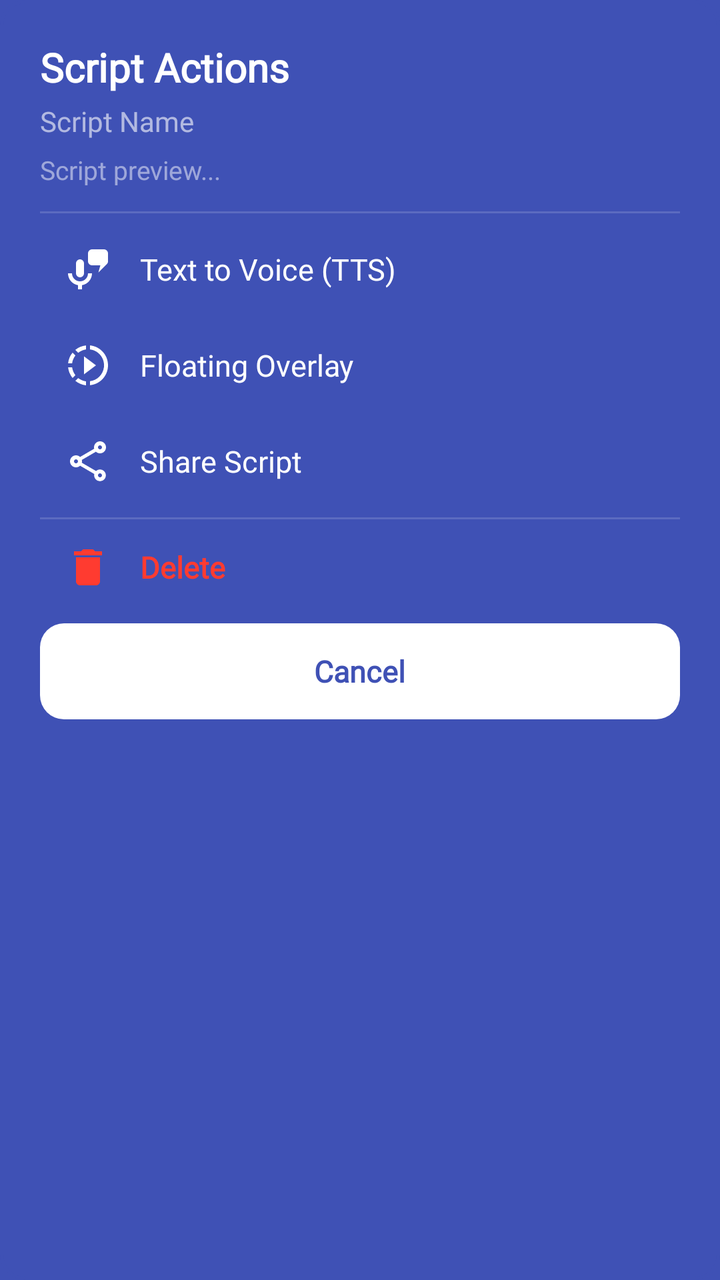
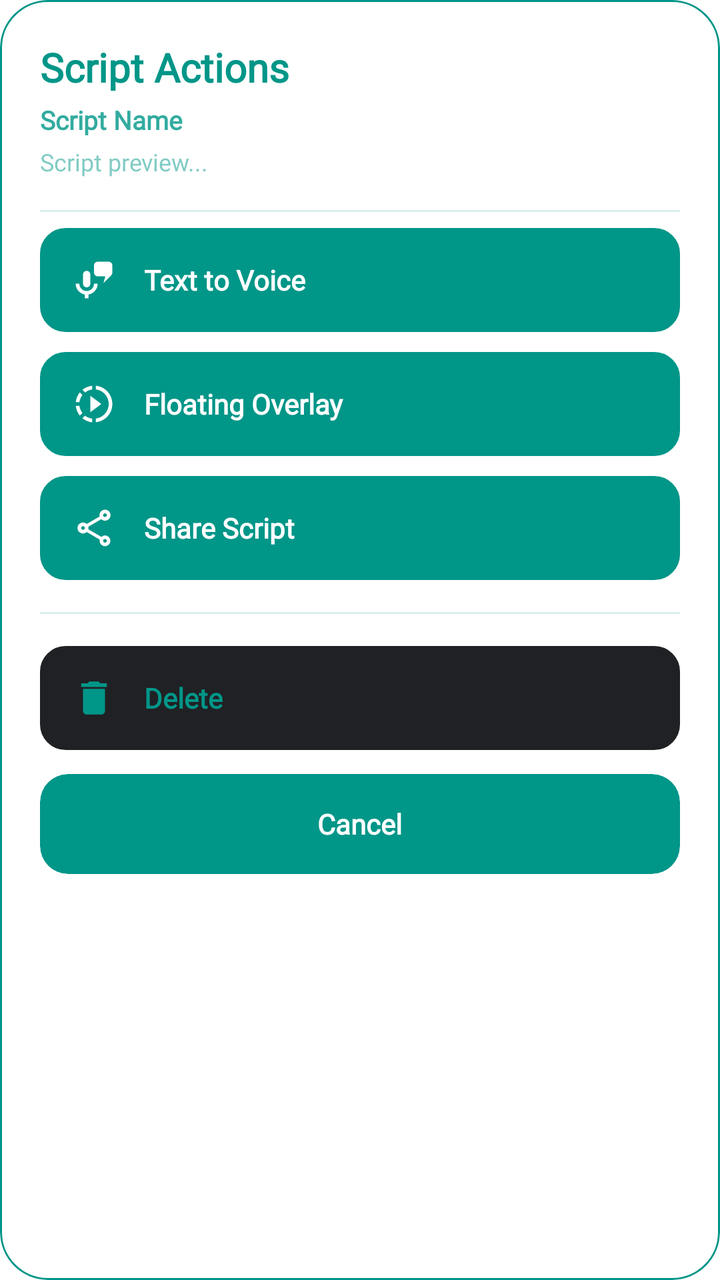

Screens rendered from an Android XML layout before and after an edit, with the pre-edit source and the edit as a unified diff.
<!-- AndroidManifest.xml: application theme Theme.Reader -->
<!-- res/layout/dialog_premium_actions.xml -->
<?xml version="1.0" encoding="utf-8"?>
<LinearLayout xmlns:android="http://schemas.android.com/apk/res/android"
    xmlns:app="http://schemas.android.com/apk/res-auto"
    android:layout_width="match_parent"
    android:layout_height="wrap_content"
    android:background="@drawable/bg_outline"
    android:backgroundTint="@color/b"
    android:orientation="vertical"
    android:padding="20dp">

    
    <TextView
        android:id="@+id/dialogTitle"
        android:layout_width="wrap_content"
        android:layout_height="wrap_content"
        android:fontFamily="@font/aigd"
        android:text="Script Actions"
        android:textColor="@color/f"
        android:textSize="20sp"
        android:textStyle="bold" />

    
    <TextView
        android:id="@+id/scriptName"
        android:layout_width="wrap_content"
        android:layout_height="wrap_content"
        android:layout_marginTop="4dp"
        android:alpha="0.6"
        android:fontFamily="@font/aigd"
        android:text="Script Name"
        android:textColor="@color/f"
        android:textSize="14sp" />

    
    <TextView
        android:id="@+id/scriptPreview"
        android:layout_width="match_parent"
        android:layout_height="wrap_content"
        android:layout_marginTop="6dp"
        android:alpha="0.5"
        android:ellipsize="end"
        android:fontFamily="@font/aigd"
        android:maxLines="2"
        android:text="Script preview..."
        android:textColor="@color/f"
        android:textSize="13sp" />

    <View
        android:layout_width="match_parent"
        android:layout_height="1dp"
        android:layout_marginTop="12dp"
        android:alpha="0.15"
        android:background="@color/f" />

    
    <LinearLayout
        android:id="@+id/actionTTS"
        android:layout_width="match_parent"
        android:layout_height="48dp"
        android:layout_marginTop="4dp"
        android:background="?attr/selectableItemBackground"
        android:clickable="true"
        android:focusable="true"
        android:gravity="center_vertical"
        android:orientation="horizontal"
        android:paddingStart="12dp"
        android:paddingEnd="12dp">

        <ImageView
            android:layout_width="24dp"
            android:layout_height="24dp"
            android:src="@drawable/ic_tts"
            app:tint="@color/f" />

        <TextView
            android:layout_width="wrap_content"
            android:layout_height="wrap_content"
            android:layout_marginStart="14dp"
            android:fontFamily="@font/aigd"
            android:text="Text to Voice (TTS)"
            android:textColor="@color/f"
            android:textSize="15sp" />

    </LinearLayout>

    
    <LinearLayout
        android:id="@+id/actionOverlay"
        android:layout_width="match_parent"
        android:layout_height="48dp"
        android:background="?attr/selectableItemBackground"
        android:clickable="true"
        android:focusable="true"
        android:gravity="center_vertical"
        android:orientation="horizontal"
        android:paddingStart="12dp"
        android:paddingEnd="12dp">

        <ImageView
            android:layout_width="24dp"
            android:layout_height="24dp"
            android:src="@drawable/ic_play"
            app:tint="@color/f" />

        <TextView
            android:layout_width="wrap_content"
            android:layout_height="wrap_content"
            android:layout_marginStart="14dp"
            android:fontFamily="@font/aigd"
            android:text="Floating Overlay"
            android:textColor="@color/f"
            android:textSize="15sp" />

    </LinearLayout>

    <LinearLayout
        android:id="@+id/actionShare"
        android:layout_width="match_parent"
        android:layout_height="48dp"
        android:background="?attr/selectableItemBackground"
        android:clickable="true"
        android:focusable="true"
        android:gravity="center_vertical"
        android:orientation="horizontal"
        android:paddingStart="12dp"
        android:paddingEnd="12dp">

        <ImageView
            android:layout_width="24dp"
            android:layout_height="24dp"
            android:src="@drawable/ic_share"
            app:tint="@color/f" />

        <TextView
            android:layout_width="wrap_content"
            android:layout_height="wrap_content"
            android:layout_marginStart="14dp"
            android:fontFamily="@font/aigd"
            android:text="Share Script"
            android:textColor="@color/f"
            android:textSize="15sp" />

    </LinearLayout>


    <View
        android:layout_width="match_parent"
        android:layout_height="1dp"
        android:layout_marginTop="4dp"
        android:alpha="0.15"
        android:background="@color/f" />

    
    <LinearLayout
        android:id="@+id/actionDelete"
        android:layout_width="match_parent"
        android:layout_height="48dp"
        android:background="?attr/selectableItemBackground"
        android:clickable="true"
        android:focusable="true"
        android:gravity="center_vertical"
        android:orientation="horizontal"
        android:paddingStart="12dp"
        android:paddingEnd="12dp">

        <ImageView
            android:layout_width="24dp"
            android:layout_height="24dp"
            android:src="@drawable/ic_delete"
            app:tint="#FF3B30" />

        <TextView
            android:layout_width="wrap_content"
            android:layout_height="wrap_content"
            android:layout_marginStart="14dp"
            android:fontFamily="@font/aigd"
            android:text="Delete"
            android:textColor="#FF3B30"
            android:textSize="15sp"
            android:textStyle="bold" />

    </LinearLayout>

    
    <LinearLayout
        android:id="@+id/actionCancel"
        android:layout_width="match_parent"
        android:layout_height="48dp"
        android:layout_marginTop="4dp"
        android:background="@drawable/bg_filled"
        android:backgroundTint="@color/f"
        android:clickable="true"
        android:focusable="true"
        android:gravity="center"
        android:orientation="horizontal"
        android:paddingStart="12dp"
        android:paddingEnd="12dp">

        <TextView
            android:layout_width="wrap_content"
            android:layout_height="wrap_content"
            android:fontFamily="@font/aigd"
            android:text="Cancel"
            android:textColor="@color/b"
            android:textSize="15sp"
            android:textStyle="bold" />

    </LinearLayout>

</LinearLayout>
<!-- resources referenced by this layout -->
<resources>
  <color name="b">#3F51B5</color>
  <color name="f">#FFFFFF</color>
  <!-- drawable bg_filled (drawable) -->
  <?xml version="1.0" encoding="utf-8"?>
  <shape xmlns:android="http://schemas.android.com/apk/res/android">
      <solid android:color="@color/f" />
      <corners android:radius="12dp" />
  </shape>
  <!-- drawable bg_outline (drawable) -->
  <?xml version="1.0" encoding="utf-8"?>
  <shape xmlns:android="http://schemas.android.com/apk/res/android">
      <stroke
          android:width="1.5dp"
          android:color="@color/f" />
      <corners android:radius="12dp" />
      <solid android:color="#FFFFFF" />
  </shape>
  <!-- drawable ic_delete (drawable) -->
  <?xml version="1.0" encoding="utf-8"?>
  <vector xmlns:android="http://schemas.android.com/apk/res/android"
      android:width="18dp"
      android:height="18dp"
      android:viewportWidth="24"
      android:viewportHeight="24">
      <path
          android:fillColor="#FF3B30"
          android:pathData="M6,19c0,1.1 0.9,2 2,2h8c1.1,0 2,-0.9 2,-2V7H6v12zM19,4h-3.5l-1,-1h-5l-1,1H5v2h14V4z" />
  </vector>
  <!-- drawable ic_play (drawable) -->
  <vector xmlns:android="http://schemas.android.com/apk/res/android" android:height="24dp" android:width="24dp" android:viewportWidth="24" android:viewportHeight="24">
      <path android:fillColor="#000000" android:pathData="M13,2.05V4.05C17.39,4.59 20.5,8.58 19.96,12.97C19.5,16.61 16.64,19.5 13,19.93V21.93C18.5,21.38 22.5,16.5 21.95,11C21.5,6.25 17.73,2.5 13,2.03V2.05M5.67,19.74C7.18,21 9.04,21.79 11,22V20C9.58,19.82 8.23,19.25 7.1,18.37L5.67,19.74M7.1,5.74C8.22,4.84 9.57,4.26 11,4.06V2.06C9.05,2.25 7.19,3 5.67,4.26L7.1,5.74M5.69,7.1L4.26,5.67C3,7.19 2.25,9.04 2.05,11H4.05C4.24,9.58 4.8,8.23 5.69,7.1M4.06,13H2.06C2.26,14.96 3.03,16.81 4.27,18.33L5.69,16.9C4.81,15.77 4.24,14.42 4.06,13M10,16.5L16,12L10,7.5V16.5Z"/>
  </vector>
  <!-- drawable ic_tts (drawable) -->
  <vector xmlns:android="http://schemas.android.com/apk/res/android" android:height="24dp" android:width="24dp" android:viewportWidth="24" android:viewportHeight="24"><path android:fillColor="#000000" android:pathData="M8,7A2,2 0 0,1 10,9V14A2,2 0 0,1 8,16A2,2 0 0,1 6,14V9A2,2 0 0,1 8,7M14,14C14,16.97 11.84,19.44 9,19.92V22H7V19.92C4.16,19.44 2,16.97 2,14H4A4,4 0 0,0 8,18A4,4 0 0,0 12,14H14M21.41,9.41L17.17,13.66L18.18,10H14A2,2 0 0,1 12,8V4A2,2 0 0,1 14,2H20A2,2 0 0,1 22,4V8C22,8.55 21.78,9.05 21.41,9.41Z" /></vector>
  <style name="Theme.Reader" parent="Theme.MaterialComponents.DayNight.NoActionBar">
          <item name="colorPrimary">@color/f</item>
          <item name="colorPrimaryVariant">@color/f</item>
          <item name="colorOnPrimary">@color/b</item>
  
          <item name="colorSecondary">@color/f</item>
          <item name="colorSecondaryVariant">@color/f</item>
          <item name="colorOnSecondary">@color/b</item>
  
          <item name="android:statusBarColor">@color/b</item>
          <item name="android:windowBackground">@color/b</item>
  
          <item name="android:windowLightStatusBar" tools:targetApi="m">true</item>
          <item name="android:statusBarColor" tools:targetApi="lollipop">@color/f</item>
      </style>
  <!-- unchanged entries left out for length: 1 -->
</resources>

<!-- the commit's change to res/layout/dialog_premium_actions.xml (unified diff, before → after) -->
@@ -1,210 +1,213 @@
 <?xml version="1.0" encoding="utf-8"?>
-<LinearLayout xmlns:android="http://schemas.android.com/apk/res/android"
+<com.google.android.material.card.MaterialCardView xmlns:android="http://schemas.android.com/apk/res/android"
     xmlns:app="http://schemas.android.com/apk/res-auto"
     android:layout_width="match_parent"
     android:layout_height="wrap_content"
-    android:background="@drawable/bg_outline"
-    android:backgroundTint="@color/b"
-    android:orientation="vertical"
-    android:padding="20dp">
-
-    
-    <TextView
-        android:id="@+id/dialogTitle"
-        android:layout_width="wrap_content"
-        android:layout_height="wrap_content"
-        android:fontFamily="@font/aigd"
-        android:text="Script Actions"
-        android:textColor="@color/f"
-        android:textSize="20sp"
-        android:textStyle="bold" />
-
-    
-    <TextView
-        android:id="@+id/scriptName"
-        android:layout_width="wrap_content"
-        android:layout_height="wrap_content"
-        android:layout_marginTop="4dp"
-        android:alpha="0.6"
-        android:fontFamily="@font/aigd"
-        android:text="Script Name"
-        android:textColor="@color/f"
-        android:textSize="14sp" />
-
-    
-    <TextView
-        android:id="@+id/scriptPreview"
+    android:layout_margin="20dp"
+    app:cardBackgroundColor="@color/b"
+    app:cardCornerRadius="24dp"
+    app:cardElevation="0dp"
+    app:strokeColor="@color/f"
+    app:strokeWidth="1dp">
+
+    <LinearLayout
         android:layout_width="match_parent"
         android:layout_height="wrap_content"
-        android:layout_marginTop="6dp"
-        android:alpha="0.5"
-        android:ellipsize="end"
-        android:fontFamily="@font/aigd"
-        android:maxLines="2"
-        android:text="Script preview..."
-        android:textColor="@color/f"
-        android:textSize="13sp" />
-
-    <View
-        android:layout_width="match_parent"
-        android:layout_height="1dp"
-        android:layout_marginTop="12dp"
-        android:alpha="0.15"
-        android:background="@color/f" />
-
-    
-    <LinearLayout
-        android:id="@+id/actionTTS"
-        android:layout_width="match_parent"
-        android:layout_height="48dp"
-        android:layout_marginTop="4dp"
-        android:background="?attr/selectableItemBackground"
-        android:clickable="true"
-        android:focusable="true"
-        android:gravity="center_vertical"
-        android:orientation="horizontal"
-        android:paddingStart="12dp"
-        android:paddingEnd="12dp">
-
-        <ImageView
-            android:layout_width="24dp"
-            android:layout_height="24dp"
-            android:src="@drawable/ic_tts"
-            app:tint="@color/f" />
+        android:orientation="vertical"
+        android:padding="20dp">
 
         <TextView
-            android:layout_width="wrap_content"
-            android:layout_height="wrap_content"
-            android:layout_marginStart="14dp"
-            android:fontFamily="@font/aigd"
-            android:text="Text to Voice (TTS)"
-            android:textColor="@color/f"
-            android:textSize="15sp" />
-
-    </LinearLayout>
-
-    
-    <LinearLayout
-        android:id="@+id/actionOverlay"
-        android:layout_width="match_parent"
-        android:layout_height="48dp"
-        android:background="?attr/selectableItemBackground"
-        android:clickable="true"
-        android:focusable="true"
-        android:gravity="center_vertical"
-        android:orientation="horizontal"
-        android:paddingStart="12dp"
-        android:paddingEnd="12dp">
-
-        <ImageView
-            android:layout_width="24dp"
-            android:layout_height="24dp"
-            android:src="@drawable/ic_play"
-            app:tint="@color/f" />
-
-        <TextView
-            android:layout_width="wrap_content"
-            android:layout_height="wrap_content"
-            android:layout_marginStart="14dp"
-            android:fontFamily="@font/aigd"
-            android:text="Floating Overlay"
-            android:textColor="@color/f"
-            android:textSize="15sp" />
-
-    </LinearLayout>
-
-    <LinearLayout
-        android:id="@+id/actionShare"
-        android:layout_width="match_parent"
-        android:layout_height="48dp"
-        android:background="?attr/selectableItemBackground"
-        android:clickable="true"
-        android:focusable="true"
-        android:gravity="center_vertical"
-        android:orientation="horizontal"
-        android:paddingStart="12dp"
-        android:paddingEnd="12dp">
-
-        <ImageView
-            android:layout_width="24dp"
-            android:layout_height="24dp"
-            android:src="@drawable/ic_share"
-            app:tint="@color/f" />
-
-        <TextView
-            android:layout_width="wrap_content"
-            android:layout_height="wrap_content"
-            android:layout_marginStart="14dp"
-            android:fontFamily="@font/aigd"
-            android:text="Share Script"
-            android:textColor="@color/f"
-            android:textSize="15sp" />
-
-    </LinearLayout>
-
-
-    <View
-        android:layout_width="match_parent"
-        android:layout_height="1dp"
-        android:layout_marginTop="4dp"
-        android:alpha="0.15"
-        android:background="@color/f" />
-
-    
-    <LinearLayout
-        android:id="@+id/actionDelete"
-        android:layout_width="match_parent"
-        android:layout_height="48dp"
-        android:background="?attr/selectableItemBackground"
-        android:clickable="true"
-        android:focusable="true"
-        android:gravity="center_vertical"
-        android:orientation="horizontal"
-        android:paddingStart="12dp"
-        android:paddingEnd="12dp">
-
-        <ImageView
-            android:layout_width="24dp"
-            android:layout_height="24dp"
-            android:src="@drawable/ic_delete"
-            app:tint="#FF3B30" />
-
-        <TextView
-            android:layout_width="wrap_content"
-            android:layout_height="wrap_content"
-            android:layout_marginStart="14dp"
-            android:fontFamily="@font/aigd"
-            android:text="Delete"
-            android:textColor="#FF3B30"
-            android:textSize="15sp"
-            android:textStyle="bold" />
-
-    </LinearLayout>
-
-    
-    <LinearLayout
-        android:id="@+id/actionCancel"
-        android:layout_width="match_parent"
-        android:layout_height="48dp"
-        android:layout_marginTop="4dp"
-        android:background="@drawable/bg_filled"
-        android:backgroundTint="@color/f"
-        android:clickable="true"
-        android:focusable="true"
-        android:gravity="center"
-        android:orientation="horizontal"
-        android:paddingStart="12dp"
-        android:paddingEnd="12dp">
-
-        <TextView
+            android:id="@+id/dialogTitle"
             android:layout_width="wrap_content"
             android:layout_height="wrap_content"
             android:fontFamily="@font/aigd"
-            android:text="Cancel"
-            android:textColor="@color/b"
-            android:textSize="15sp"
+            android:text="Script Actions"
+            android:textColor="@color/f"
+            android:textSize="20sp"
             android:textStyle="bold" />
 
+        <TextView
+            android:id="@+id/scriptName"
+            android:layout_width="wrap_content"
+            android:layout_height="wrap_content"
+            android:layout_marginTop="4dp"
+            android:alpha="0.8"
+            android:fontFamily="@font/aigd"
+            android:text="Script Name"
+            android:textColor="@color/f"
+            android:textSize="13sp"
+            android:textStyle="bold" />
+
+        <TextView
+            android:id="@+id/scriptPreview"
+            android:layout_width="match_parent"
+            android:layout_height="wrap_content"
+            android:layout_marginTop="4dp"
+            android:alpha="0.5"
+            android:ellipsize="end"
+            android:fontFamily="@font/aigd"
+            android:maxLines="2"
+            android:text="Script preview..."
+            android:textColor="@color/f"
+            android:textSize="12sp" />
+
+        <View
+            android:layout_width="match_parent"
+            android:layout_height="1dp"
+            android:layout_marginTop="16dp"
+            android:alpha="0.15"
+            android:background="@color/f" />
+
+        <LinearLayout
+            android:id="@+id/actionTTS"
+            android:layout_width="match_parent"
+            android:layout_height="52dp"
+            android:layout_marginTop="8dp"
+            android:background="@drawable/bg_outline"
+            android:backgroundTint="@color/f"
+            android:clickable="true"
+            android:focusable="true"
+            android:gravity="center_vertical"
+            android:orientation="horizontal"
+            android:paddingStart="16dp"
+            android:paddingEnd="16dp">
+
+            <ImageView
+                android:layout_width="22dp"
+                android:layout_height="22dp"
+                android:src="@drawable/ic_tts"
+                app:tint="@color/b" />
+
+            <TextView
+                android:layout_width="wrap_content"
+                android:layout_height="wrap_content"
+                android:layout_marginStart="14dp"
+                android:fontFamily="@font/aigd"
+                android:text="Text to Voice"
+                android:textColor="@color/b"
+                android:textSize="14sp"
+                android:textStyle="bold" />
+        </LinearLayout>
+
+        <LinearLayout
+            android:id="@+id/actionOverlay"
+            android:layout_width="match_parent"
+            android:layout_height="52dp"
+            android:layout_marginTop="10dp"
+            android:background="@drawable/bg_outline"
+            android:backgroundTint="@color/f"
+            android:clickable="true"
+            android:focusable="true"
+            android:gravity="center_vertical"
+            android:orientation="horizontal"
+            android:paddingStart="16dp"
+            android:paddingEnd="16dp">
+
+            <ImageView
+                android:layout_width="22dp"
+                android:layout_height="22dp"
+                android:src="@drawable/ic_play"
+                app:tint="@color/b" />
+
+            <TextView
+                android:layout_width="wrap_content"
+                android:layout_height="wrap_content"
+                android:layout_marginStart="14dp"
+                android:fontFamily="@font/aigd"
+                android:text="Floating Overlay"
+                android:textColor="@color/b"
+                android:textSize="14sp"
+                android:textStyle="bold" />
+        </LinearLayout>
+
+        <LinearLayout
+            android:id="@+id/actionShare"
+            android:layout_width="match_parent"
+            android:layout_height="52dp"
+            android:layout_marginTop="10dp"
+            android:background="@drawable/bg_outline"
+            android:backgroundTint="@color/f"
+            android:clickable="true"
+            android:focusable="true"
+            android:gravity="center_vertical"
+            android:orientation="horizontal"
+            android:paddingStart="16dp"
+            android:paddingEnd="16dp">
+
+            <ImageView
+                android:layout_width="22dp"
+                android:layout_height="22dp"
+                android:src="@drawable/ic_share"
+                app:tint="@color/b" />
+
+            <TextView
+                android:layout_width="wrap_content"
+                android:layout_height="wrap_content"
+                android:layout_marginStart="14dp"
+                android:fontFamily="@font/aigd"
+                android:text="Share Script"
+                android:textColor="@color/b"
+                android:textSize="14sp"
+                android:textStyle="bold" />
+        </LinearLayout>
+
+        <View
+            android:layout_width="match_parent"
+            android:layout_height="1dp"
+            android:layout_marginTop="16dp"
+            android:alpha="0.15"
+            android:background="@color/f" />
+
+        <LinearLayout
+            android:id="@+id/actionDelete"
+            android:layout_width="match_parent"
+            android:layout_height="52dp"
+            android:layout_marginTop="16dp"
+            android:background="@drawable/bg_outline"
+            android:backgroundTint="@color/t"
+            android:clickable="true"
+            android:focusable="true"
+            android:gravity="center_vertical"
+            android:orientation="horizontal"
+            android:paddingStart="16dp"
+            android:paddingEnd="16dp">
+
+            <ImageView
+                android:layout_width="22dp"
+                android:layout_height="22dp"
+                android:src="@drawable/ic_delete"
+                app:tint="@color/f" />
+
+            <TextView
+                android:layout_width="wrap_content"
+                android:layout_height="wrap_content"
+                android:layout_marginStart="14dp"
+                android:fontFamily="@font/aigd"
+                android:text="Delete"
+                android:textColor="@color/f"
+                android:textSize="14sp"
+                android:textStyle="bold" />
+        </LinearLayout>
+
+        <com.google.android.material.card.MaterialCardView
+            android:id="@+id/actionCancel"
+            android:layout_width="match_parent"
+            android:layout_height="50dp"
+            android:layout_marginTop="12dp"
+            app:cardBackgroundColor="@color/f"
+            app:cardCornerRadius="14dp"
+            app:cardElevation="0dp">
+
+            <TextView
+                android:layout_width="wrap_content"
+                android:layout_height="wrap_content"
+                android:layout_gravity="center"
+                android:fontFamily="@font/aigd"
+                android:text="Cancel"
+                android:textColor="@color/b"
+                android:textSize="14sp"
+                android:textStyle="bold" />
+        </com.google.android.material.card.MaterialCardView>
+
     </LinearLayout>
-
-</LinearLayout>
+</com.google.android.material.card.MaterialCardView>
<!-- resource entries referenced after the edit -->
@@ -1,13 +1,8 @@
 <!-- resources referenced by this layout -->
 <resources>
-  <color name="b">#3F51B5</color>
-  <color name="f">#FFFFFF</color>
-  <!-- drawable bg_filled (drawable) -->
-  <?xml version="1.0" encoding="utf-8"?>
-  <shape xmlns:android="http://schemas.android.com/apk/res/android">
-      <solid android:color="@color/f" />
-      <corners android:radius="12dp" />
-  </shape>
+  <color name="b">#FFFFFF</color>
+  <color name="f">#009688</color>
+  <color name="t">#202124</color>
   <!-- drawable bg_outline (drawable) -->
   <?xml version="1.0" encoding="utf-8"?>
   <shape xmlns:android="http://schemas.android.com/apk/res/android">
